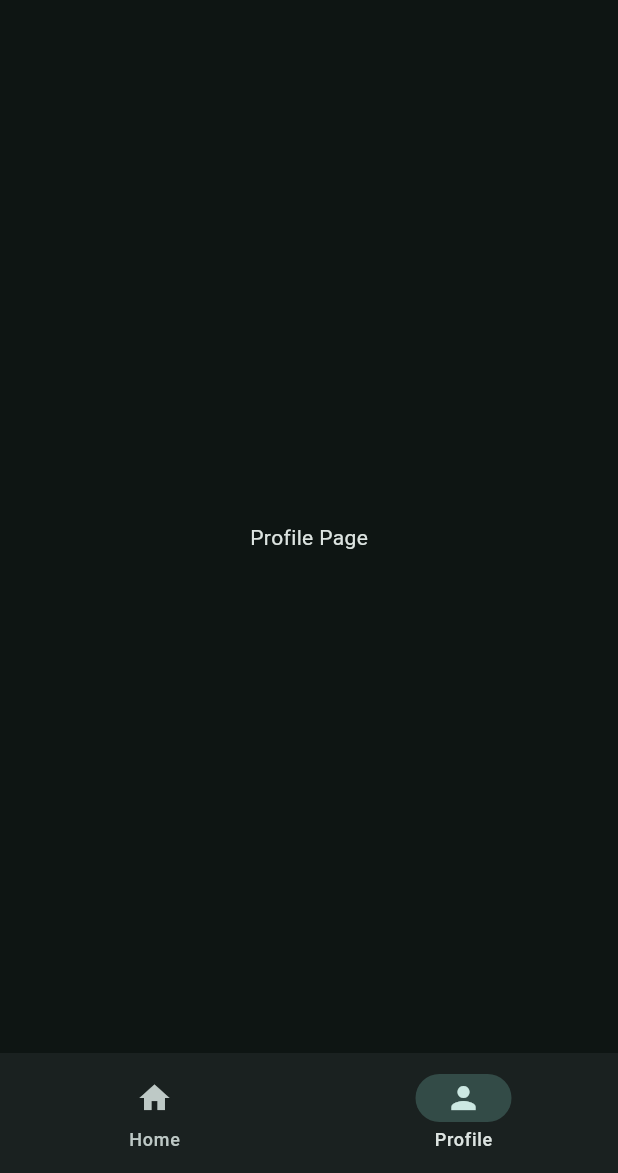
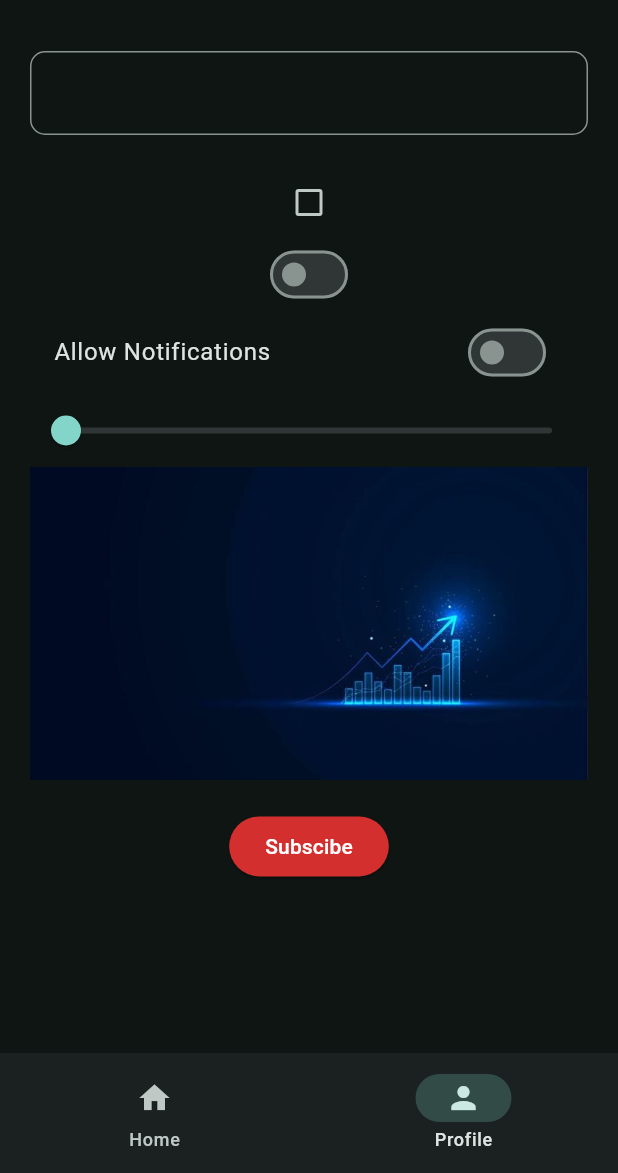
Before and after one commit to Hayatudin/Wallet_app, a Flutter app: the screen it shows after launch, item 2 of the bottom bar chosen, on a phone screen of 412 x 824 dp, the part 63-1236 px from its top. Run offline on Flutter 3.47's test engine with Material 3 defaults, Android fonts, the phone set to English and light mode, and no system bars.

Commit message:
eidget tree

```diff
--- a/wallet_app/lib/main.dart
+++ b/wallet_app/lib/main.dart
@@ -1,4 +1,5 @@
 import 'package:flutter/material.dart';
+import 'package:wallet_app/data/notifiers.dart';
 import 'package:wallet_app/views/widget_tree.dart';
 
 void main() {
@@ -15,13 +16,21 @@ class MyApp extends StatefulWidget {
 class _MyAppState extends State<MyApp> {
   @override
   Widget build(BuildContext context) {
-    return MaterialApp(
-      debugShowCheckedModeBanner: false,
+    return ValueListenableBuilder(
+      valueListenable: isDarkModeNotifier,
+      builder: (context, isDarkMode, child) {
+        return MaterialApp(
+          debugShowCheckedModeBanner: false,
 
-      theme: ThemeData(
-        colorScheme: ColorScheme.fromSeed(seedColor: Colors.teal, brightness: Brightness.dark),
-      ),
-      home: WidgetTree(),
+          theme: ThemeData(
+            colorScheme: ColorScheme.fromSeed(
+              seedColor: Colors.teal,
+              brightness: isDarkMode ? Brightness.dark : Brightness.light,
+            ),
+          ),
+          home: WidgetTree(),
+        );
+      },
     );
   }
 }
--- a/wallet_app/lib/views/pages/profile_page.dart
+++ b/wallet_app/lib/views/pages/profile_page.dart
@@ -1,10 +1,80 @@
 import 'package:flutter/material.dart';
 
-class ProfilePage extends StatelessWidget {
+class ProfilePage extends StatefulWidget {
   const ProfilePage({super.key});
 
   @override
+  State<ProfilePage> createState() => _ProfilePageState();
+}
+
+class _ProfilePageState extends State<ProfilePage> {
+  TextEditingController controller = TextEditingController();
+  bool? isChecked = false;
+  bool isSwiched = false;
+  double sliderValue = 0.0;
+  @override
   Widget build(BuildContext context) {
-    return Center(child: Text('Profile Page'));
+    return SingleChildScrollView(
+      child: Padding(
+        padding: const EdgeInsets.all(20.0),
+        child: Column(
+          children: [
+            TextField(
+              controller: controller,
+              decoration: InputDecoration(border: OutlineInputBorder(borderRadius: BorderRadius.circular(10))),
+              onEditingComplete: () {
+                setState(() {});
+              },
+            ),
+            Text(controller.text),
+            Checkbox(
+              value: isChecked,
+              onChanged: (bool? value) {
+                setState(() {
+                  isChecked = value;
+                });
+              },
+            ),
+            Switch(
+              value: isSwiched,
+              onChanged: (value) {
+                setState(() {
+                  isSwiched = value;
+                });
+              },
+            ),
+            SwitchListTile.adaptive(
+              value: isSwiched,
+              title: Text('Allow Notifications'),
+              onChanged: (value) {
+                setState(() {
+                  isSwiched = value;
+                });
+              },
+            ),
+            Slider(
+              value: sliderValue,
+              onChanged: (value) {
+                setState(() {
+                  sliderValue = value;
+                });
+              },
+            ),
+            GestureDetector(
+              onTap: () {
+                Text('Hello Guys');
+              },
+              child: Image.asset('assets/images/background.jpg'),
+            ),
+            SizedBox(height: 20.0),
+            ElevatedButton(
+              onPressed: () {},
+              style: ElevatedButton.styleFrom(backgroundColor: Colors.red[700]),
+              child: Text('Subscibe', style: TextStyle(color: Colors.white)),
+            ),
+          ],
+        ),
+      ),
+    );
   }
 }
--- a/wallet_app/lib/views/widget_tree.dart
+++ b/wallet_app/lib/views/widget_tree.dart
@@ -18,9 +18,14 @@ class WidgetTree extends StatelessWidget {
         actions: [
           IconButton(
             onPressed: () {
-              print('object');
+              isDarkModeNotifier.value = !isDarkModeNotifier.value;
             },
-            icon: Icon(Icons.light_mode),
+            icon: ValueListenableBuilder(
+              valueListenable: isDarkModeNotifier,
+              builder: (context, isDarkMode, child) {
+                return Icon(isDarkMode ? Icons.light_mode : Icons.dark_mode);
+              },
+            ),
           ),
         ],
       ),
```
